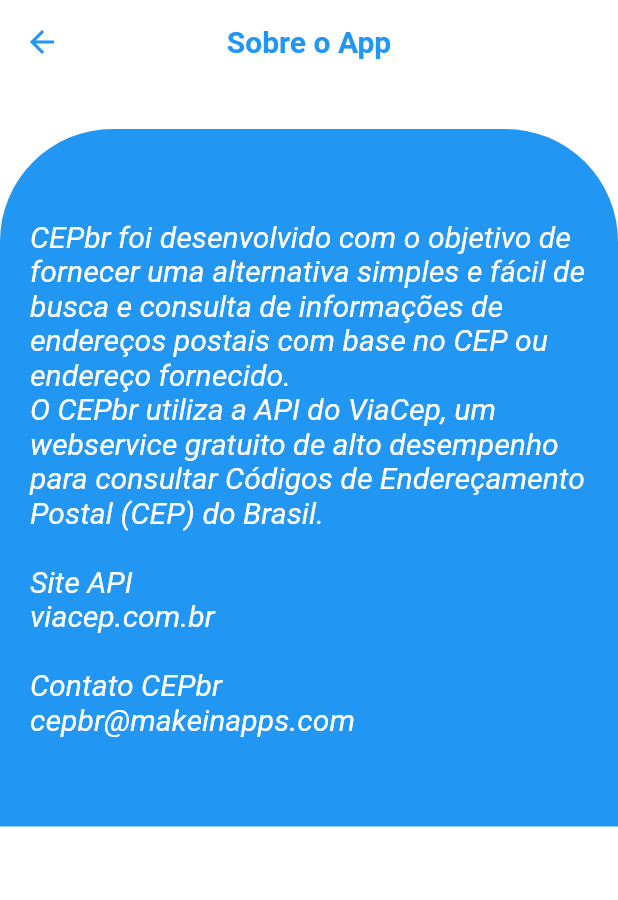
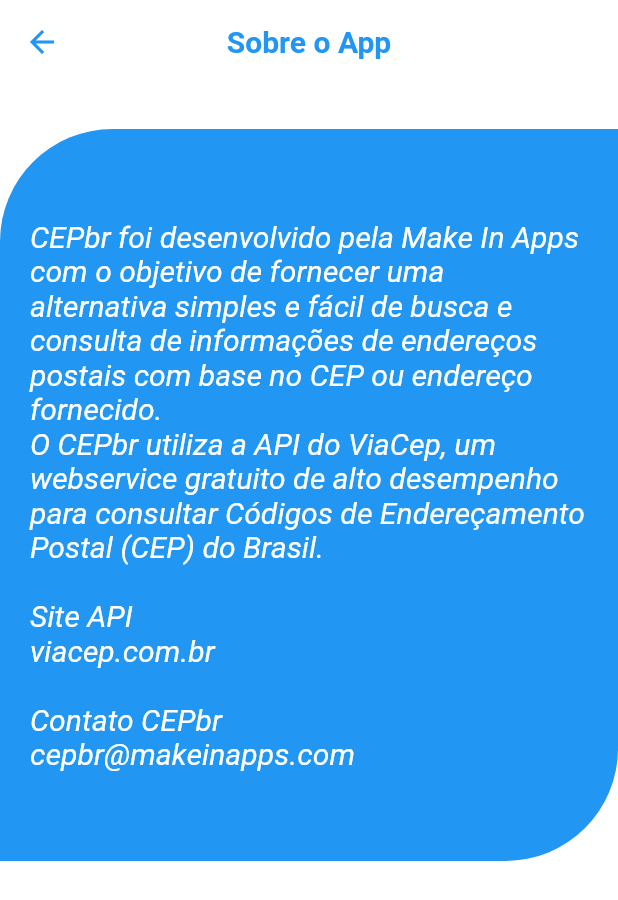
Before and after one commit to GeisonRDS/cep_br, a Flutter app: the TelaSobre screen opened directly, on a phone screen of 412 x 824 dp. Shown: the top 900 px of the screen. Run offline on Flutter 3.47's test engine with Material 2 defaults, Android fonts, the phone set to English and light mode, and no system bars.

Commit message:
Implementadas as validações dos campos de entrada de dados das telas TelaPesquisaPorEndereco e TelaPesquisaPorCep, implementada validação de retorno com erro ou null na tela TelaResultado para as pasquisas feitas na tela TelaPesquisaPorEndereco, realizado ajustes no layout da tela TelaSobre.

```diff
--- a/lib/telas/TelaSobre.dart
+++ b/lib/telas/TelaSobre.dart
@@ -26,21 +26,21 @@ class _TelaSobreState extends State<TelaSobre> {
       body: SingleChildScrollView(
         child: Column(
           crossAxisAlignment: CrossAxisAlignment.stretch,
-          mainAxisAlignment: MainAxisAlignment.end,
+          mainAxisAlignment: MainAxisAlignment.start,
           children: <Widget>[
             Container(
                 margin: EdgeInsets.only(top: 30),
                 decoration: BoxDecoration(
                     color: Colors.blue,
-                    borderRadius: BorderRadius.only(topLeft: Radius.circular(75), topRight: Radius.circular(75))
+                    borderRadius: BorderRadius.only(topLeft: Radius.circular(75), bottomRight: Radius.circular(75))
                 ),
                 child: Padding(
                   padding: EdgeInsets.only(left: 20, top: 60, right: 20, bottom: 60),
                   child: Text(
-                    "CEPbr foi desenvolvido com o objetivo de fornecer uma "
-                        "alternativa simples e fácil de busca e consulta de "
-                        "informações de endereços postais com base no CEP ou "
-                        "endereço fornecido.\n"
+                    "CEPbr foi desenvolvido pela Make In Apps com o objetivo "
+                        "de fornecer uma alternativa simples e fácil de busca "
+                        "e consulta de informações de endereços postais com base"
+                        " no CEP ou endereço fornecido.\n"
                         "O CEPbr utiliza a API do ViaCep, um webservice gratuito de "
                         "alto desempenho para consultar Códigos de Endereçamento "
                         "Postal (CEP) do Brasil.\n\n"
```
Also changed, not shown: lib/telas/TelaPesquisaPoEndereco.dart (+52 -7 lines), lib/telas/TelaPesquisaPorCep.dart (+17 -6 lines), lib/telas/TelaResultado.dart (+20 -5 lines).
